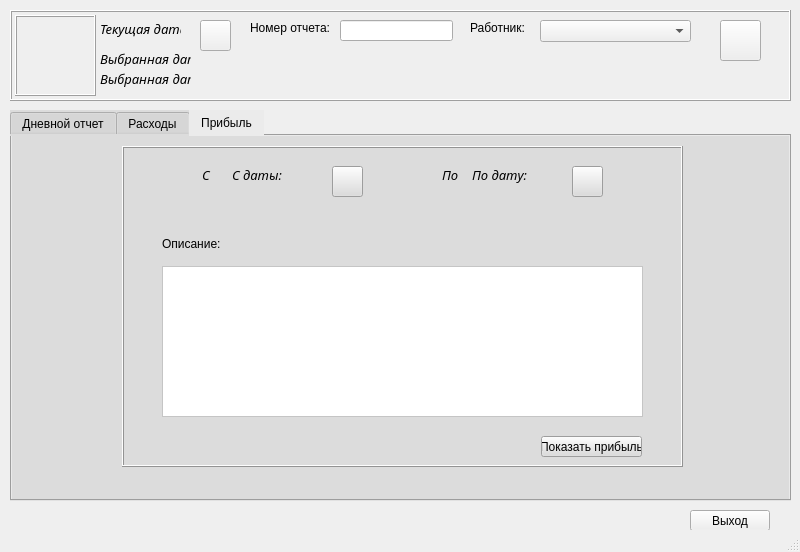
Before: the Qt Designer form mainwindow.ui in yuriybobko/PCReport, drawn with Qt 5.
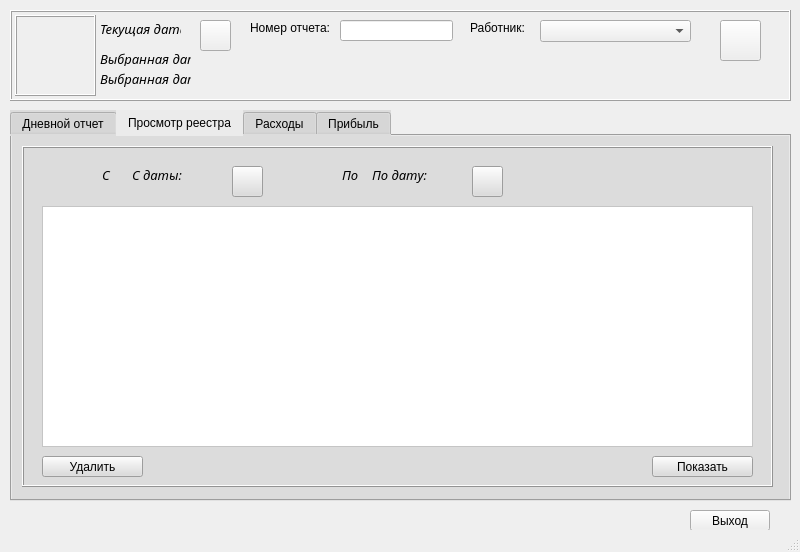
After: the same form once the commit is applied.

The edit to the form file:
```diff
--- a/mainwindow.ui
+++ b/mainwindow.ui
@@ -223,10 +223,10 @@
      </rect>
     </property>
     <property name="styleSheet">
-     <string notr="true">QTabBar::tab:selected {background-color: rgb(235, 235, 235)} QWidget {background-color: rgb(220, 220, 220)} QLineEdit, QTextEdit, QComboBox {background-color: white} </string>
+     <string notr="true">QTabBar::tab:selected {background-color: rgb(235, 235, 235)} QWidget {background-color: rgb(220, 220, 220)} QLineEdit, QTextEdit, QComboBox,QTableView, QStandardItem {background-color: white} </string>
     </property>
     <property name="currentIndex">
-     <number>2</number>
+     <number>1</number>
     </property>
     <widget class="QWidget" name="TabDailyReport">
      <attribute name="title">
@@ -429,6 +429,181 @@
       </property>
      </widget>
     </widget>
+    <widget class="QWidget" name="TabTableView">
+     <attribute name="title">
+      <string>Просмотр реестра</string>
+     </attribute>
+     <widget class="QFrame" name="FrameProfit_2">
+      <property name="geometry">
+       <rect>
+        <x>10</x>
+        <y>10</y>
+        <width>751</width>
+        <height>341</height>
+       </rect>
+      </property>
+      <property name="frameShape">
+       <enum>QFrame::Box</enum>
+      </property>
+      <property name="frameShadow">
+       <enum>QFrame::Raised</enum>
+      </property>
+      <widget class="QPushButton" name="BtnShowTableView">
+       <property name="geometry">
+        <rect>
+         <x>630</x>
+         <y>310</y>
+         <width>101</width>
+         <height>21</height>
+        </rect>
+       </property>
+       <property name="text">
+        <string>Показать</string>
+       </property>
+      </widget>
+      <widget class="QLabel" name="LblTabViewFromDate">
+       <property name="geometry">
+        <rect>
+         <x>110</x>
+         <y>20</y>
+         <width>81</width>
+         <height>31</height>
+        </rect>
+       </property>
+       <property name="font">
+        <font>
+         <family>Monotype Corsiva</family>
+         <pointsize>10</pointsize>
+         <italic>true</italic>
+        </font>
+       </property>
+       <property name="text">
+        <string>С даты:</string>
+       </property>
+       <property name="alignment">
+        <set>Qt::AlignLeading|Qt::AlignLeft|Qt::AlignTop</set>
+       </property>
+      </widget>
+      <widget class="QPushButton" name="BtnTabViewCalendarFrom">
+       <property name="geometry">
+        <rect>
+         <x>210</x>
+         <y>20</y>
+         <width>31</width>
+         <height>31</height>
+        </rect>
+       </property>
+       <property name="text">
+        <string/>
+       </property>
+      </widget>
+      <widget class="QLabel" name="LblTabViewFrom">
+       <property name="geometry">
+        <rect>
+         <x>80</x>
+         <y>20</y>
+         <width>21</width>
+         <height>21</height>
+        </rect>
+       </property>
+       <property name="font">
+        <font>
+         <family>Monotype Corsiva</family>
+         <pointsize>10</pointsize>
+         <italic>true</italic>
+        </font>
+       </property>
+       <property name="text">
+        <string>С</string>
+       </property>
+       <property name="alignment">
+        <set>Qt::AlignLeading|Qt::AlignLeft|Qt::AlignTop</set>
+       </property>
+      </widget>
+      <widget class="QLabel" name="LblTabViewToDate">
+       <property name="geometry">
+        <rect>
+         <x>350</x>
+         <y>20</y>
+         <width>81</width>
+         <height>31</height>
+        </rect>
+       </property>
+       <property name="font">
+        <font>
+         <family>Monotype Corsiva</family>
+         <pointsize>10</pointsize>
+         <italic>true</italic>
+        </font>
+       </property>
+       <property name="text">
+        <string>По дату:</string>
+       </property>
+       <property name="alignment">
+        <set>Qt::AlignLeading|Qt::AlignLeft|Qt::AlignTop</set>
+       </property>
+      </widget>
+      <widget class="QLabel" name="LblTabViewTo">
+       <property name="geometry">
+        <rect>
+         <x>320</x>
+         <y>20</y>
+         <width>16</width>
+         <height>21</height>
+        </rect>
+       </property>
+       <property name="font">
+        <font>
+         <family>Monotype Corsiva</family>
+         <pointsize>10</pointsize>
+         <italic>true</italic>
+        </font>
+       </property>
+       <property name="text">
+        <string>По</string>
+       </property>
+       <property name="alignment">
+        <set>Qt::AlignLeading|Qt::AlignLeft|Qt::AlignTop</set>
+       </property>
+      </widget>
+      <widget class="QPushButton" name="BtnTabViewCalendarTo">
+       <property name="geometry">
+        <rect>
+         <x>450</x>
+         <y>20</y>
+         <width>31</width>
+         <height>31</height>
+        </rect>
+       </property>
+       <property name="text">
+        <string/>
+       </property>
+      </widget>
+      <widget class="QTableView" name="TableView">
+       <property name="geometry">
+        <rect>
+         <x>20</x>
+         <y>60</y>
+         <width>711</width>
+         <height>241</height>
+        </rect>
+       </property>
+      </widget>
+      <widget class="QPushButton" name="BtnDeleteRecord">
+       <property name="geometry">
+        <rect>
+         <x>20</x>
+         <y>310</y>
+         <width>101</width>
+         <height>21</height>
+        </rect>
+       </property>
+       <property name="text">
+        <string>Удалить</string>
+       </property>
+      </widget>
+     </widget>
+    </widget>
     <widget class="QWidget" name="TabCosts">
      <attribute name="title">
       <string>Расходы</string>
```
Left out of the diff: 25 changed lines with no effect on the pictures.
